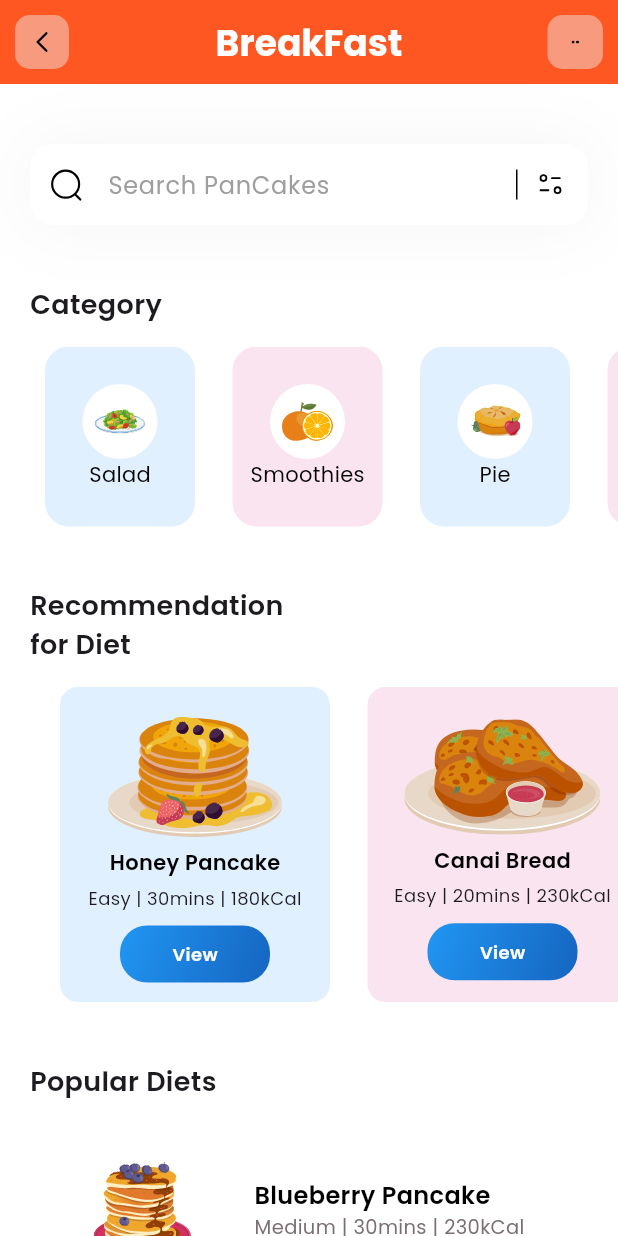
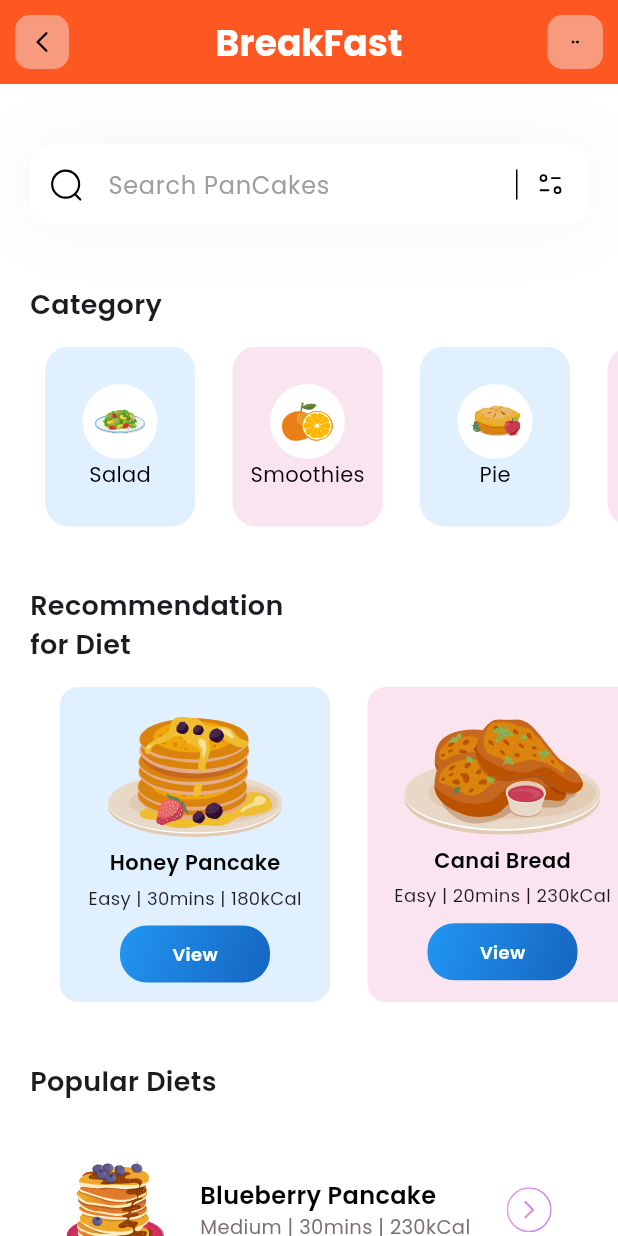
Before and after one commit to brishibhatia/Flutter-Projects, a Flutter app: the screen it shows after launch, on a phone screen of 412 x 824 dp. Run offline on Flutter 3.47's test engine with Material 3 defaults, Android fonts, the phone set to English and light mode, and no system bars; our stand-ins replace flutter_svg.

Commit message:
project completed

```diff
--- a/projects/fitness/lib/Models/popular_model.dart
+++ b/projects/fitness/lib/Models/popular_model.dart
@@ -25,14 +25,14 @@ class PopularDietsModel {
         level: 'Medium',
         duration: '30mins',
         calorie: '230kCal',
-        boxIsSelected: true,
+        boxIsSelected: false,
       ),
     );
 
     popularDiets.add(
       PopularDietsModel(
         name: 'Salmon Nigiri',
-        iconPath: 'assets/icons/honey-pancakes.svg',
+        iconPath: 'assets/icons/orange-snacks.svg',
         level: 'Easy',
         duration: '20mins',
         calorie: '120kCal',
--- a/projects/fitness/lib/Pages/Home.dart
+++ b/projects/fitness/lib/Pages/Home.dart
@@ -59,11 +59,27 @@ class HomePage extends StatelessWidget {
             separatorBuilder: (context, index) => SizedBox(height: 25),
             padding: EdgeInsets.only(left: 20, right: 20),
             itemBuilder: (context, index) {
-              return Container(
+              return GestureDetector(
+                onTap: () {
+                  popularDiets[index].boxIsSelected = true;
+                },
+                child: Container(
                   height: 115,
                   decoration: BoxDecoration(
-                  color: Colors.white,
-                  borderRadius: BorderRadius.circular(12),
+                    color: popularDiets[index].boxIsSelected
+                        ? Colors.white
+                        : Colors.transparent,
+                    borderRadius: BorderRadius.circular(16),
+                    boxShadow: popularDiets[index].boxIsSelected
+                        ? [
+                            BoxShadow(
+                              color: const Color(0xff1D1617).withOpacity(0.07),
+                              offset: const Offset(0, 10),
+                              blurRadius: 40,
+                              spreadRadius: 0,
+                            ),
+                          ]
+                        : [],
                   ),
                   child: Row(
                     mainAxisAlignment: MainAxisAlignment.spaceEvenly,
@@ -95,7 +111,18 @@ class HomePage extends StatelessWidget {
                           ),
                         ],
                       ),
+                      GestureDetector(
+                        onTap: () {
+                          popularDiets[index].boxIsSelected = true;
+                        },
+                        child: SvgPicture.asset(
+                          'assets/icons/button.svg',
+                          height: 30,
+                          width: 30,
+                        ),
+                      ),
                     ],
+                  ),
                 ),
               );
             },
```
Lines whose indentation alone changed are shown as unchanged.
